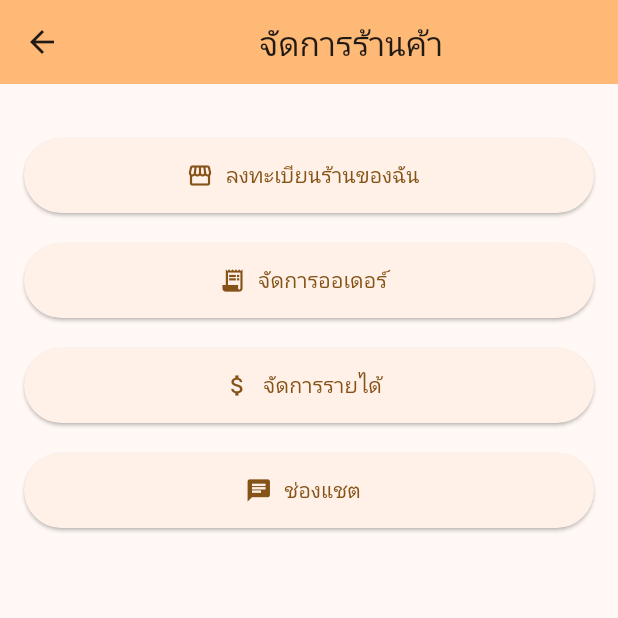
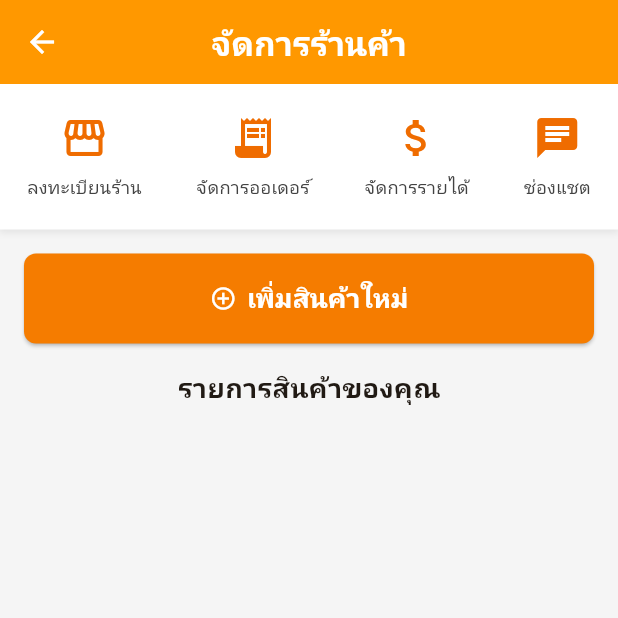
Before and after one commit to vittaya051733-boop/my-flutter, a Flutter app: the ShopManagementScreen screen opened directly, on a phone screen of 412 x 824 dp, the top half of it. Run offline on Flutter 3.47's test engine with Material 3 defaults, Android fonts, the phone set to English and light mode, and no system bars; our stand-ins replace google_fonts, google_maps_flutter, image_picker; Roboto replaces fonts that are missing (Prompt).

Commit message:
Initial commit

```diff
--- /dev/null
+++ b/lib/models/product_model.dart
@@ -0,0 +1,27 @@
+
+class Product {
+  final String name;
+  final String description;
+  final double price;
+  final int stock;
+  final List<String> colors;
+  final List<String> sizes;
+  final double? weight;
+  final String unit;
+  // In a real app, these would be file paths or URLs
+  final List<String> imageUrls;
+  final String? videoUrl;
+
+  Product({
+    required this.name,
+    required this.description,
+    required this.price,
+    required this.stock,
+    required this.colors,
+    required this.sizes,
+    this.weight,
+    required this.unit,
+    this.imageUrls = const [],
+    this.videoUrl,
+  });
+}
--- a/lib/shop_management_screen.dart
+++ b/lib/shop_management_screen.dart
@@ -1,60 +1,135 @@
 import 'package:flutter/material.dart';
 import 'register_shop_screen.dart';
+import 'add_product_screen.dart';
+import '../models/product_model.dart';
 
-class ShopManagementScreen extends StatelessWidget {
+class ShopManagementScreen extends StatefulWidget {
   const ShopManagementScreen({super.key});
+
+  @override
+  _ShopManagementScreenState createState() => _ShopManagementScreenState();
+}
+
+class _ShopManagementScreenState extends State<ShopManagementScreen> {
+  final List<Product> _products = [];
+
+  void _navigateAndAddProduct(BuildContext context) async {
+    final newProduct = await Navigator.push<Product>(
+      context,
+      MaterialPageRoute(builder: (context) => const AddProductScreen()),
+    );
+
+    if (newProduct != null) {
+      setState(() {
+        _products.add(newProduct);
+      });
+    }
+  }
 
   @override
   Widget build(BuildContext context) {
     return Scaffold(
       appBar: AppBar(
-        title: const Center(child: Text('จัดการร้านค้า')),
-        backgroundColor: Theme.of(context).colorScheme.inversePrimary,
+        title: const Text('จัดการร้านค้า'),
       ),
-      body: SingleChildScrollView(
-        padding: const EdgeInsets.all(16.0),
-        child: Column(
-          children: [
-            const SizedBox(height: 20),
-            ElevatedButton.icon(
-              onPressed: () {
-                Navigator.push(
-                  context,
-                  MaterialPageRoute(builder: (context) => const RegisterShopScreen()),
-                );
-              },
-              icon: const Icon(Icons.storefront),
-              label: const Text('ลงทะเบียนร้านของฉัน'),
+      backgroundColor: Colors.grey[100],
+      body: Column(
+        children: [
+          // Menu Bar
+          Container(
+            padding: const EdgeInsets.symmetric(vertical: 12.0),
+            decoration: BoxDecoration(
+              color: Colors.white,
+              boxShadow: [
+                BoxShadow(
+                  color: Colors.grey.withOpacity(0.2),
+                  spreadRadius: 1,
+                  blurRadius: 3,
+                  offset: const Offset(0, 2),
+                ),
+              ],
+            ),
+            child: Row(
+              mainAxisAlignment: MainAxisAlignment.spaceAround,
+              children: [
+                 _buildMenuButton(context, icon: Icons.storefront, label: 'ลงทะเบียนร้าน', onPressed: () => Navigator.push(context, MaterialPageRoute(builder: (context) => const RegisterShopScreen()))),
+                 _buildMenuButton(context, icon: Icons.receipt_long, label: 'จัดการออเดอร์', onPressed: () {}),
+                 _buildMenuButton(context, icon: Icons.attach_money, label: 'จัดการรายได้', onPressed: () {}),
+                 _buildMenuButton(context, icon: Icons.chat, label: 'ช่องแชต', onPressed: () {}),
+              ],
+            ),
+          ),
+
+          // Add Product Button
+          Padding(
+            padding: const EdgeInsets.all(16.0),
+            child: ElevatedButton.icon(
+              icon: const Icon(Icons.add_circle_outline),
+              label: const Text('เพิ่มสินค้าใหม่'),
+              onPressed: () => _navigateAndAddProduct(context),
               style: ElevatedButton.styleFrom(
-                minimumSize: const Size(double.infinity, 50),
+                minimumSize: const Size(double.infinity, 60),
+                textStyle: const TextStyle(fontSize: 18, fontWeight: FontWeight.bold),
               ),
             ),
-            const SizedBox(height: 20),
-            ElevatedButton.icon(
-              onPressed: () {},
-              icon: const Icon(Icons.receipt_long),
-              label: const Text('จัดการออเดอร์'),
-              style: ElevatedButton.styleFrom(
-                minimumSize: const Size(double.infinity, 50),
-              ),
-            ),
-            const SizedBox(height: 20),
-            ElevatedButton.icon(
-              onPressed: () {},
-              icon: const Icon(Icons.attach_money),
-              label: const Text('จัดการรายได้'),
-              style: ElevatedButton.styleFrom(
-                minimumSize: const Size(double.infinity, 50),
-              ),
-            ),
-            const SizedBox(height: 20),
-            ElevatedButton.icon(
-              onPressed: () {},
-              icon: const Icon(Icons.chat),
-              label: const Text('ช่องแชต'),
-              style: ElevatedButton.styleFrom(
-                minimumSize: const Size(double.infinity, 50),
-              ),
+          ),
+
+          // Product List Title
+          const Padding(
+            padding: EdgeInsets.symmetric(horizontal: 16.0),
+            child: Text('รายการสินค้าของคุณ', style: TextStyle(fontSize: 18, fontWeight: FontWeight.bold)),
+          ),
+          const SizedBox(height: 10),
+
+          // Conditional Product List
+          _products.isEmpty
+              ? Container() // Show a small empty space when no products
+              : Expanded(
+                  child: ListView.builder(
+                    padding: const EdgeInsets.symmetric(horizontal: 16.0),
+                    itemCount: _products.length,
+                    itemBuilder: (context, index) {
+                      final product = _products[index];
+                      return Card(
+                        margin: const EdgeInsets.only(bottom: 12.0),
+                        elevation: 2,
+                        child: ListTile(
+                          leading: Image.network(
+                            product.imageUrls.first,
+                            width: 56, height: 56, fit: BoxFit.cover,
+                             errorBuilder: (context, error, stackTrace) => const Icon(Icons.image, size: 56),
+                          ),
+                          title: Text(product.name, style: const TextStyle(fontWeight: FontWeight.bold)),
+                          subtitle: Text('ราคา: ${product.price} บาท | สต็อก: ${product.stock}'),
+                          trailing: const Icon(Icons.more_vert),
+                          onTap: () {
+                            // TODO: Navigate to product detail/edit screen
+                          },
+                        ),
+                      );
+                    },
+                  ),
+                ),
+        ],
+      ),
+    );
+  }
+
+  Widget _buildMenuButton(BuildContext context, {required IconData icon, required String label, required VoidCallback onPressed}) {
+    return InkWell(
+      onTap: onPressed,
+      borderRadius: BorderRadius.circular(8),
+      child: Padding(
+        padding: const EdgeInsets.symmetric(horizontal: 8.0, vertical: 8.0),
+        child: Column(
+          mainAxisSize: MainAxisSize.min,
+          children: [
+            Icon(icon, size: 32, color: Colors.orange[800]),
+            const SizedBox(height: 8),
+            Text(
+              label,
+              textAlign: TextAlign.center,
+              style: TextStyle(fontSize: 12, color: Colors.grey[800], fontWeight: FontWeight.w500),
             ),
           ],
         ),
--- a/pubspec.yaml
+++ b/pubspec.yaml
@@ -36,6 +36,7 @@ dependencies:
   cupertino_icons: ^1.0.8
   image_picker: ^1.2.0
   google_maps_flutter: ^2.13.1
+  google_fonts: ^6.3.2
 
 dev_dependencies:
   flutter_test:
```
Also changed, not shown: lib/add_product_screen.dart (added, +190 -0 lines), lib/main.dart (+68 -70 lines), pubspec.lock.
